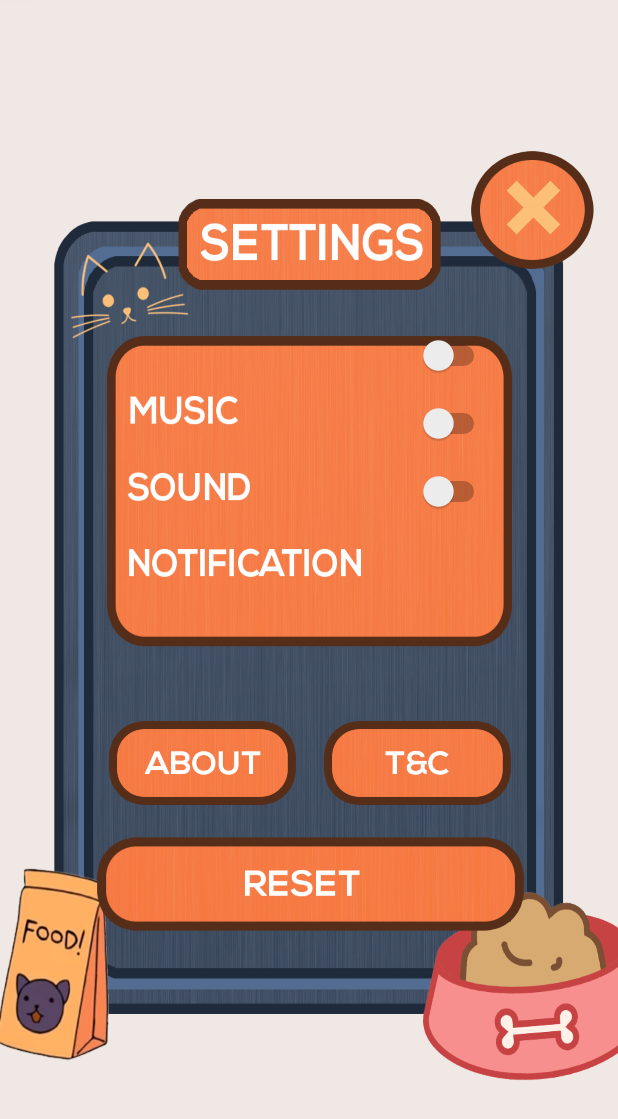
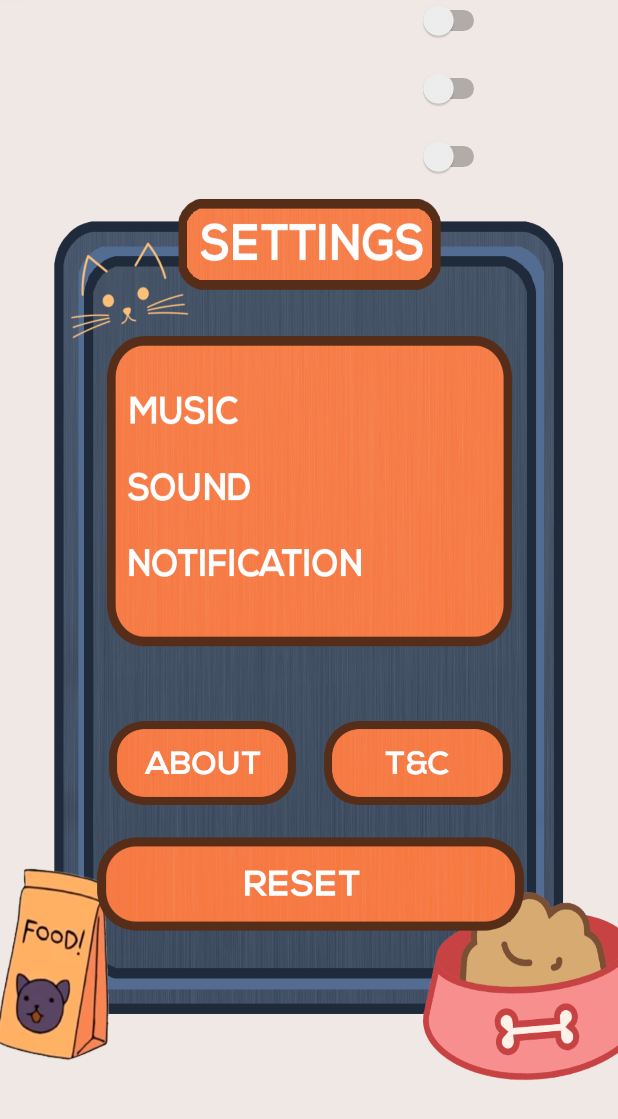
Before and after one commit to louisaboy/MOBDEVE-Pomo-Gochi, an Android app: the SettingsActivity screen opened directly, with no data from a screen before it, on a phone screen of 412 x 824 dp. Shown: the top 1119 px of the screen. Run offline under Robolectric (Android 15) with nearby library versions, the phone set to English and light mode, and no system bars; Roboto replaces fonts that are not available here.

```diff
--- a/app/src/main/res/layout/activity_settings.xml
+++ b/app/src/main/res/layout/activity_settings.xml
@@ -21,10 +21,9 @@
         android:id="@+id/s_music"
         android:layout_width="wrap_content"
         android:layout_height="wrap_content"
-        android:layout_marginTop="33dp"
         android:layout_marginEnd="85dp"
         app:layout_constraintEnd_toEndOf="parent"
-        app:layout_constraintTop_toBottomOf="@+id/ib_settings_exit" />
+        tools:layout_editor_absoluteY="223dp" />
 
     <Switch
         android:id="@+id/s_sound"
@@ -43,18 +42,6 @@
         android:layout_marginEnd="85dp"
         app:layout_constraintEnd_toEndOf="parent"
         app:layout_constraintTop_toBottomOf="@+id/s_sound" />
-
-    <ImageButton
-        android:id="@+id/ib_settings_exit"
-        android:layout_width="100dp"
-        android:layout_height="100dp"
-        android:layout_marginTop="90dp"
-        android:layout_marginEnd="7dp"
-        android:backgroundTint="#00FFFFFF"
-        android:scaleType="centerCrop"
-        app:layout_constraintEnd_toEndOf="parent"
-        app:layout_constraintTop_toTopOf="parent"
-        app:srcCompat="@drawable/exit" />
 
     <ImageButton
         android:id="@+id/imageButton2"
--- a/app/src/main/res/layout/activity_todo_list.xml
+++ b/app/src/main/res/layout/activity_todo_list.xml
@@ -8,9 +8,10 @@
 
     <ImageView
         android:id="@+id/imageView"
-        android:layout_width="418dp"
-        android:layout_height="741dp"
+        android:layout_width="0dp"
+        android:layout_height="0dp"
         android:scaleType="fitXY"
+        app:layout_constraintBottom_toBottomOf="parent"
         app:layout_constraintEnd_toEndOf="parent"
         app:layout_constraintStart_toStartOf="parent"
         app:layout_constraintTop_toTopOf="parent"
```
Also changed, not shown: app/src/main/res/layout/activity_store_items.xml (+53 -37 lines).
